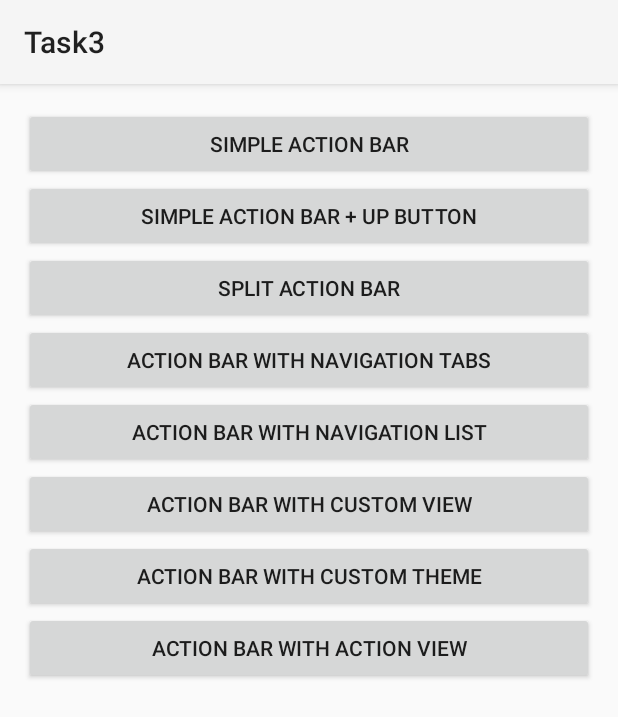
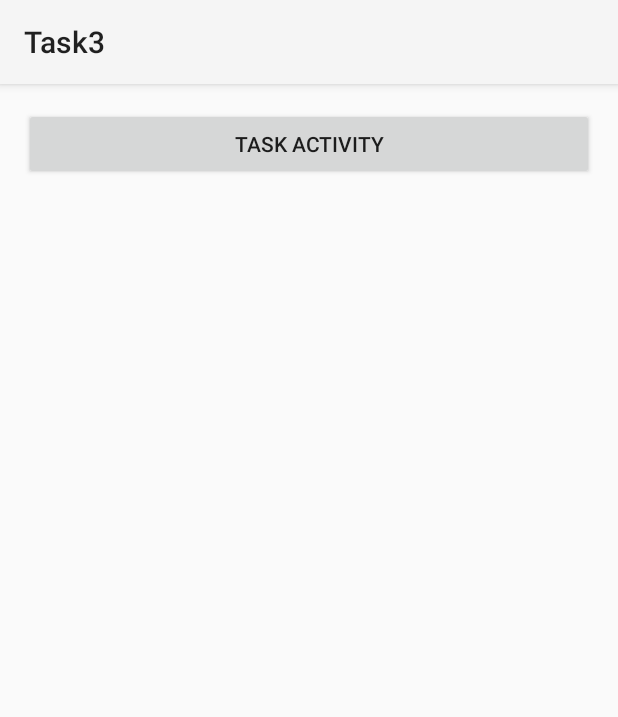
Before and after one commit to noveogroup/university-android-task3, an Android app: the screen it shows after launch (RootActivity), on a phone screen of 412 x 824 dp. Shown: the top 717 px of the screen. Run offline under Robolectric (Android 15) with nearby library versions, the phone set to English and light mode, and no system bars.

Commit message:
update task

```diff
--- a/app/src/main/res/layout/activity_root.xml
+++ b/app/src/main/res/layout/activity_root.xml
@@ -20,47 +20,5 @@
             android:text="@string/simple"
             android:onClick="dummy"/>
 
-        <Button
-            android:layout_width="match_parent"
-            android:layout_height="wrap_content"
-            android:text="@string/simple_up"
-            android:onClick="dummy"/>
-
-        <Button
-            android:layout_width="match_parent"
-            android:layout_height="wrap_content"
-            android:text="@string/split"
-            android:onClick="dummy"/>
-
-        <Button
-            android:layout_width="match_parent"
-            android:layout_height="wrap_content"
-            android:text="@string/tabs"
-            android:onClick="dummy"/>
-
-        <Button
-            android:layout_width="match_parent"
-            android:layout_height="wrap_content"
-            android:text="@string/list"
-            android:onClick="dummy"/>
-
-        <Button
-            android:layout_width="match_parent"
-            android:layout_height="wrap_content"
-            android:text="@string/custom"
-            android:onClick="dummy"/>
-
-        <Button
-            android:layout_width="match_parent"
-            android:layout_height="wrap_content"
-            android:text="@string/themed"
-            android:onClick="dummy"/>
-
-        <Button
-            android:layout_width="match_parent"
-            android:layout_height="wrap_content"
-            android:text="@string/action"
-            android:onClick="dummy"/>
-
     </LinearLayout>
 </ScrollView>
--- a/app/src/main/res/values/strings.xml
+++ b/app/src/main/res/values/strings.xml
@@ -4,13 +4,6 @@
     <string name="app_name">Task3</string>
     <string name="dragon">Hey you! I\'m a Dragon!</string>
 
-    <string name="simple">Simple Action bar</string>
-    <string name="simple_up">Simple Action bar + Up button</string>
-    <string name="split">Split Action bar</string>
-    <string name="tabs">Action bar with navigation tabs</string>
-    <string name="list">Action bar with navigation list</string>
-    <string name="custom">Action bar with Custom view</string>
-    <string name="themed">Action bar with custom theme</string>
-    <string name="action">Action bar with Action view</string>
+    <string name="simple">Task activity</string>
 
 </resources>
```
